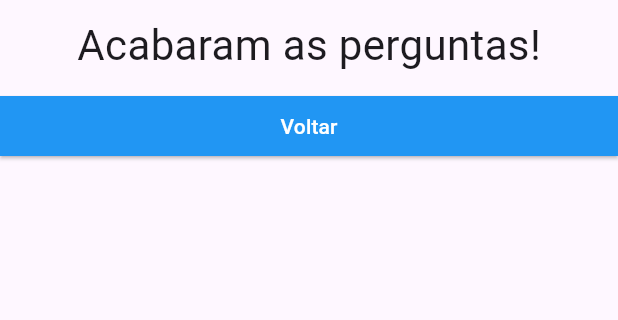
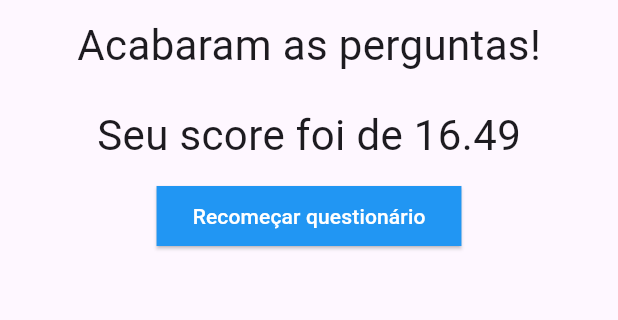
Before and after one commit to gabrielnavas/simple-ask-flutter, a Flutter app: the screen it shows after launch, after a tap on "Preto", after a tap on "Cobra", after a tap on "Leo", on a phone screen of 412 x 824 dp, the part 84-404 px from its top. Run offline on Flutter 3.47's test engine with Material 3 defaults, Android fonts, the phone set to English and light mode, and no system bars.

Commit message:
refactory and add result score

```diff
--- a/lib/main.dart
+++ b/lib/main.dart
@@ -1,87 +1,4 @@
 import 'package:flutter/material.dart';
-import 'package:simple_asks_flutter/answer_button.dart';
-import 'package:simple_asks_flutter/question.dart';
+import 'package:simple_asks_flutter/widgets/question_app.dart';
 
 void main() => runApp(PerguntaApp());
-
-class _PerguntaAppState extends State<PerguntaApp> {
-  int _questionSelected = 0;
-
-  final List<Map<String, Object>> questions = [
-    {
-      'text': 'Qual é a sua cor favorita?',
-      'answers': ['Preto', 'Vermelho', 'Verde', 'Branco'],
-    },
-    {
-      'text': 'Qual é o seu animal favorito?',
-      'answers': ['Coelho', 'Cobra', 'Elefante', 'Leão'],
-    },
-    {
-      'text': 'Qual é o seu instrutor favorito?',
-      'answers': ['Maria', 'João', 'Leo', 'Pedro'],
-    },
-  ];
-
-  bool get isQuestionSelected {
-    return _questionSelected < questions.length;
-  }
-
-  void _incrementQuestionSelected() {
-    setState(() {
-      if (isQuestionSelected) {
-        _questionSelected++;
-      }
-    });
-  }
-
-  @override
-  Widget build(BuildContext context) {
-    return MaterialApp(
-      home: Scaffold(
-        appBar: AppBar(
-          title: _makeAppBarTitle(),
-          centerTitle: true,
-          backgroundColor: Colors.blue.shade200,
-        ),
-        body: Column(
-          children: _makeBodyChildren(),
-        ),
-      ),
-    );
-  }
-
-  Text _makeAppBarTitle() {
-    return const Text(
-      'Perguntas',
-    );
-  }
-
-  List<Widget> _makeBodyChildren() {
-    if (!isQuestionSelected) {
-      return [
-        const Question('Acabaram as perguntas!'),
-        AnswerButton(
-            'Voltar',
-            () => {
-                  setState(() {
-                    _questionSelected = 0;
-                  })
-                }),
-      ];
-    }
-    final Map<String, Object> questionSelected = questions[_questionSelected];
-    final Question questionWidget =
-        Question(questionSelected['text'].toString());
-    final Iterable<AnswerButton> answersButtons =
-        (questionSelected['answers'] as List<String>)
-            .map((answer) => AnswerButton(answer, _incrementQuestionSelected));
-    return [questionWidget, ...answersButtons];
-  }
-}
-
-class PerguntaApp extends StatefulWidget {
-  @override
-  _PerguntaAppState createState() {
-    return _PerguntaAppState();
-  }
-}
--- /dev/null
+++ b/lib/models/answer.dart
@@ -0,0 +1,6 @@
+class Answer {
+  final String text;
+  final double score;
+
+  Answer(this.text, this.score);
+}
--- /dev/null
+++ b/lib/models/question.dart
@@ -0,0 +1,8 @@
+import 'package:simple_asks_flutter/models/answer.dart';
+
+class Question {
+  final String text;
+  final List<Answer> answers;
+
+  Question({required this.text, required this.answers});
+}
--- /dev/null
+++ b/lib/repository/question_repository.dart
@@ -0,0 +1,79 @@
+import 'package:simple_asks_flutter/models/answer.dart';
+import 'package:simple_asks_flutter/models/question.dart';
+
+class QuestionRepository {
+  static final List<Map<String, Object>> data = [
+    {
+      'text': 'Qual é a sua cor favorita?',
+      'answers': [
+        {
+          'text': 'Preto',
+          'score': 7.17,
+        },
+        {
+          'text': 'Vermelho',
+          'score': 5.21,
+        },
+        {
+          'text': 'Verde',
+          'score': 7.11,
+        },
+        {
+          'text': 'Branco',
+          'score': 9.13,
+        }
+      ],
+    },
+    {
+      'text': 'Qual é o seu animal favorito?',
+      'answers': [
+        {
+          'text': 'Coelho',
+          'score': 6.11,
+        },
+        {
+          'text': 'Cobra',
+          'score': 3.11,
+        },
+        {
+          'text': 'Elefante',
+          'score': 1.13,
+        },
+        {
+          'text': 'Leão',
+          'score': 8.11,
+        }
+      ],
+    },
+    {
+      'text': 'Qual é o seu instrutor favorito?',
+      'answers': [
+        {
+          'text': 'Maria',
+          'score': 5.61,
+        },
+        {
+          'text': 'João',
+          'score': 7.11,
+        },
+        {
+          'text': 'Leo',
+          'score': 6.21,
+        },
+        {
+          'text': 'Pedro',
+          'score': 9.15,
+        }
+      ],
+    },
+  ];
+
+  static List<Question> getAll() {
+    return List<Question>.of(data.map((question) => Question(
+        text: question['text'] as String,
+        answers: (question['answers'] as List<Map<String, Object>>)
+            .map((answer) =>
+                Answer(answer['text'] as String, answer['score'] as double))
+            .toList())));
+  }
+}
--- a/lib/answer_button.dart
+++ b/lib/widgets/answer_button.dart
@@ -1,10 +1,11 @@
 import 'package:flutter/material.dart';
+import 'package:simple_asks_flutter/models/answer.dart';
 
 class AnswerButton extends StatelessWidget {
-  final String title;
-  final Function() onPressed;
+  final Answer _answer;
+  final Function(Answer answer) _onPressed;
 
-  AnswerButton(this.title, this.onPressed, {super.key});
+  AnswerButton(this._answer, this._onPressed, {super.key});
 
   final ButtonStyle style = ElevatedButton.styleFrom(
     backgroundColor: Colors.blue,
@@ -19,9 +20,9 @@ class AnswerButton extends StatelessWidget {
     return Container(
       width: double.infinity,
       child: ElevatedButton(
-        onPressed: onPressed,
+        onPressed: () => _onPressed(_answer),
         style: style,
-        child: Text(title),
+        child: Text(_answer.text),
       ),
     );
   }
--- /dev/null
+++ b/lib/widgets/question_app.dart
@@ -0,0 +1,59 @@
+import 'package:flutter/material.dart';
+
+import 'package:simple_asks_flutter/models/question.dart';
+import 'package:simple_asks_flutter/repository/question_repository.dart';
+import 'package:simple_asks_flutter/widgets/questions.dart';
+
+class _PerguntaAppState extends State<PerguntaApp> {
+  int _questionIndexSelected = 0;
+  final List<Question> _questions = QuestionRepository.getAll();
+  double _totalScore = 0;
+
+  void _incrementQuestionSelected() {
+    setState(() {
+      _questionIndexSelected++;
+    });
+  }
+
+  void _endOfQuestions() {
+    setState(() {
+      _questionIndexSelected = 0;
+    });
+  }
+
+  void _incrementTotalScore(double anwserScoreSelected) {
+    _totalScore += anwserScoreSelected;
+  }
+
+  @override
+  Widget build(BuildContext context) {
+    return MaterialApp(
+        home: Scaffold(
+            appBar: AppBar(
+              title: _makeAppBarTitle(),
+              centerTitle: true,
+              backgroundColor: Colors.blue.shade200,
+            ),
+            body: Questions(
+              _questions,
+              _questionIndexSelected,
+              _endOfQuestions,
+              _incrementQuestionSelected,
+              _incrementTotalScore,
+              _totalScore,
+            )));
+  }
+
+  Text _makeAppBarTitle() {
+    return const Text(
+      'Perguntas',
+    );
+  }
+}
+
+class PerguntaApp extends StatefulWidget {
+  @override
+  _PerguntaAppState createState() {
+    return _PerguntaAppState();
+  }
+}
--- a/lib/question.dart
+++ b/lib/widgets/question_ask.dart
@@ -1,9 +1,9 @@
 import 'package:flutter/material.dart';
 
-class Question extends StatelessWidget {
-  final String question;
+class Ask extends StatelessWidget {
+  final String text;
 
-  const Question(this.question, {super.key});
+  const Ask(this.text, {super.key});
 
   @override
   Widget build(BuildContext context) {
@@ -11,7 +11,7 @@ class Question extends StatelessWidget {
       alignment: Alignment.center,
       margin: const EdgeInsets.all(10),
       child: Text(
-        question,
+        text,
         style: const TextStyle(fontSize: 28),
       ),
     );
--- /dev/null
+++ b/lib/widgets/questions.dart
@@ -0,0 +1,46 @@
+import 'package:flutter/material.dart';
+import 'package:simple_asks_flutter/models/answer.dart';
+import 'package:simple_asks_flutter/models/question.dart';
+import 'package:simple_asks_flutter/widgets/answer_button.dart';
+import 'package:simple_asks_flutter/widgets/question_ask.dart';
+import 'package:simple_asks_flutter/widgets/result_questions.dart';
+
+class Questions extends StatelessWidget {
+  final List<Question> _questions;
+  final int _questionIndexSelected;
+  final Function() _endOfQuestions;
+  final Function() _incrementQuestionSelected;
+  final Function(double anwserScoreSelected) _incrementTotalScore;
+  final double _totalScore;
+
+  bool get isQuestionSelected {
+    return _questionIndexSelected < _questions.length;
+  }
+
+  const Questions(
+      this._questions,
+      this._questionIndexSelected,
+      this._endOfQuestions,
+      this._incrementQuestionSelected,
+      this._incrementTotalScore,
+      this._totalScore,
+      {super.key});
+
+  void _onPressAnswerButton(Answer button) {
+    _incrementQuestionSelected();
+    _incrementTotalScore(button.score);
+  }
+
+  @override
+  Widget build(BuildContext context) {
+    if (!isQuestionSelected) {
+      return ResultQuestions('Acabou', _endOfQuestions, _totalScore);
+    }
+    final Question questionSelected =
+        _questions.elementAt(_questionIndexSelected);
+    final Ask questionWidget = Ask(questionSelected.text);
+    final Iterable<AnswerButton> answersButtons = questionSelected.answers
+        .map((answer) => AnswerButton(answer, _onPressAnswerButton));
+    return Column(children: [questionWidget, ...answersButtons]);
+  }
+}
--- /dev/null
+++ b/lib/widgets/result_questions.dart
@@ -0,0 +1,46 @@
+import 'package:flutter/material.dart';
+
+class ResultQuestions extends StatelessWidget {
+  final String message;
+  final Function() onPress;
+  final double totalScore;
+
+  ResultQuestions(this.message, this.onPress, this.totalScore, {super.key});
+
+  final ButtonStyle style = ElevatedButton.styleFrom(
+    backgroundColor: Colors.blue,
+    foregroundColor: Colors.white,
+    shape: RoundedRectangleBorder(
+      borderRadius: BorderRadius.circular(0),
+    ),
+  );
+
+  @override
+  Widget build(BuildContext context) {
+    String score = totalScore.toStringAsFixed(2);
+
+    return Column(children: [
+      Container(
+        alignment: Alignment.center,
+        margin: const EdgeInsets.all(10),
+        child: const Text(
+          'Acabaram as perguntas!',
+          style: TextStyle(fontSize: 28),
+        ),
+      ),
+      Container(
+        alignment: Alignment.center,
+        margin: const EdgeInsets.all(10),
+        child: Text(
+          'Seu score foi de $score',
+          style: const TextStyle(fontSize: 28),
+        ),
+      ),
+      ElevatedButton(
+        onPressed: onPress,
+        style: style,
+        child: const Text('Recomeçar questionário'),
+      )
+    ]);
+  }
+}
```
